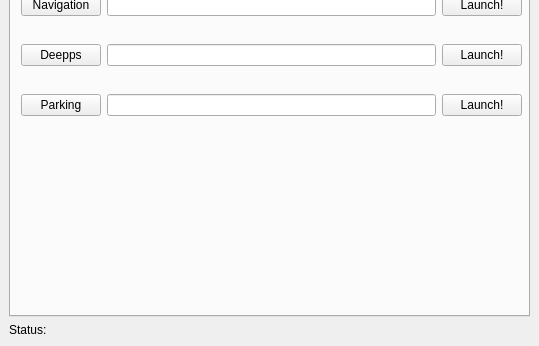
Qt form src/rqt_state_machine/state_machine_controller.ui (JingruiYu/rqt_state_machine) before a commit; both pictures show x 0 to 539 and y 280 to 626 of the 539 by 626 pixel window.
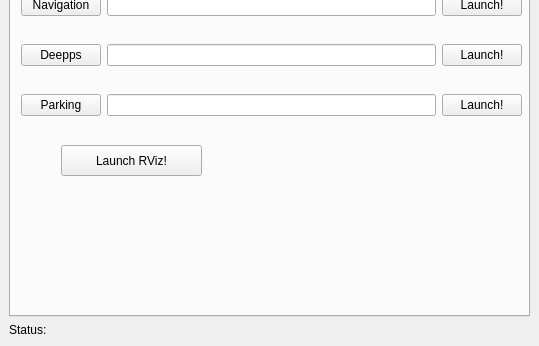
The same form after that commit. The open tabs and pages were chosen to show the change.

Commit message: add button to launch rviz

What changed in the file:
```diff
--- a/src/rqt_state_machine/state_machine_controller.ui
+++ b/src/rqt_state_machine/state_machine_controller.ui
@@ -256,6 +256,19 @@
            </item>
           </layout>
          </widget>
+         <widget class="QPushButton" name="launchRviz">
+          <property name="geometry">
+           <rect>
+            <x>50</x>
+            <y>390</y>
+            <width>141</width>
+            <height>31</height>
+           </rect>
+          </property>
+          <property name="text">
+           <string>Launch RViz!</string>
+          </property>
+         </widget>
         </widget>
         <widget class="QWidget" name="tabSlam">
          <attribute name="title">
```
Left out of the diff: 2 changed lines with no effect on the pictures. The commit also changes 2 other files.
